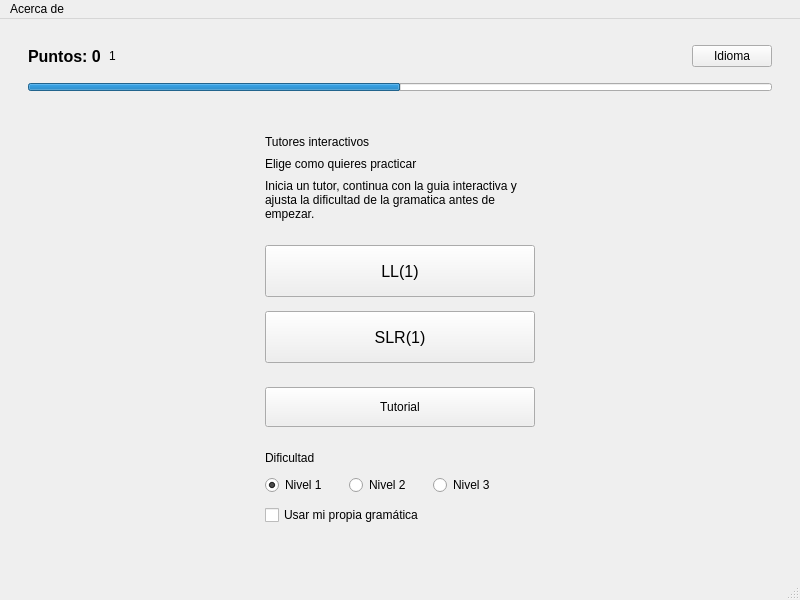
Old version of the form src/gui/mainwindow.ui in the repository jose-rZM/SyntaxTutor.
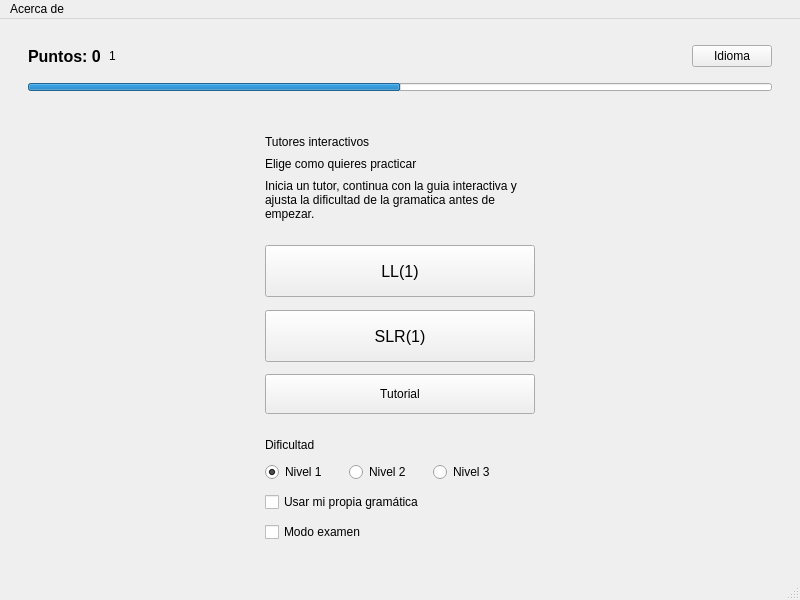
New version of the form. Icons and pictures are not drawn.

Commit message: feat: develop exam mode

What changed in the file:
```diff
--- a/src/gui/mainwindow.ui
+++ b/src/gui/mainwindow.ui
@@ -339,6 +339,19 @@
              </property>
             </widget>
            </item>
+           <item>
+            <widget class="QCheckBox" name="examModeCheck">
+             <property name="cursor">
+              <cursorShape>PointingHandCursor</cursorShape>
+             </property>
+             <property name="text">
+              <string>Modo examen</string>
+             </property>
+             <property name="toolTip">
+              <string>Sin retroalimentación durante el ejercicio: al terminar verás un informe con tu calificación.</string>
+             </property>
+            </widget>
+           </item>
           </layout>
          </item>
          <item>
```
The commit also changes 8 other files.
